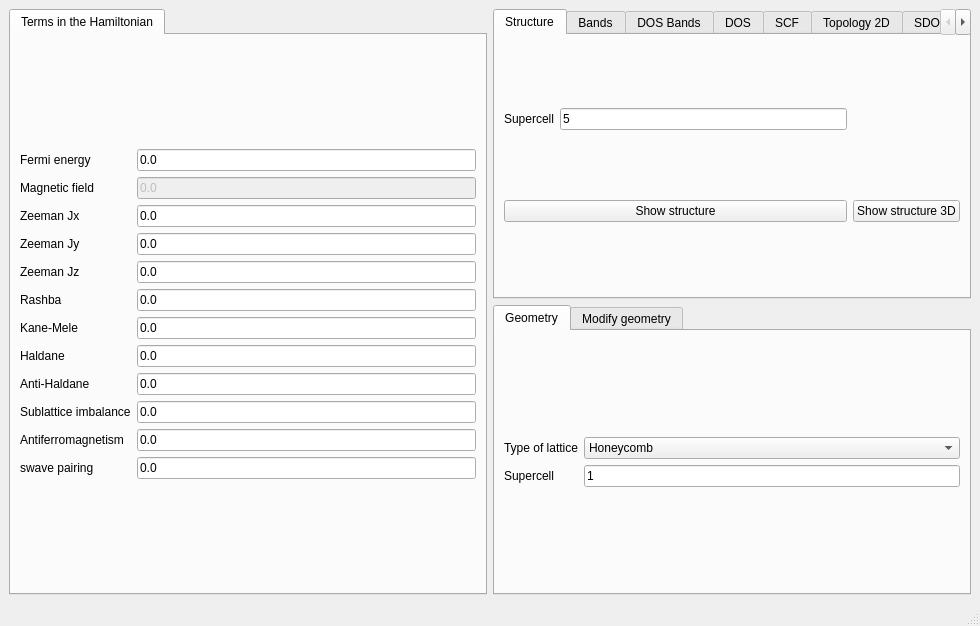
Old version of the form development/interface-pyqt/2d/interface.ui in the repository joselado/quantum-honeycomp.
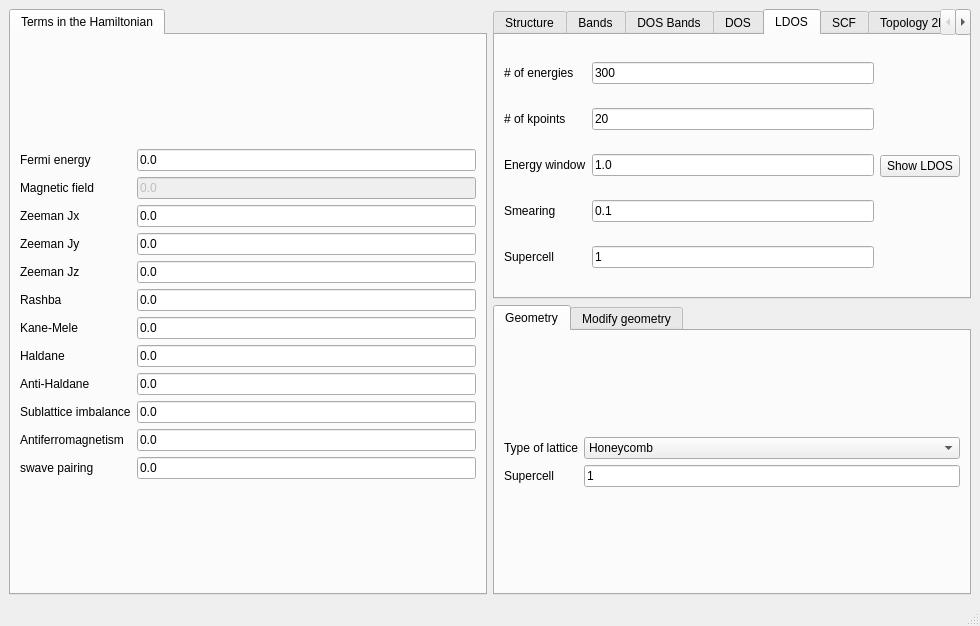
New version of the form. The open tabs and pages were chosen to show the change.

```diff
--- a/development/interface-pyqt/2d/interface.ui
+++ b/development/interface-pyqt/2d/interface.ui
@@ -445,6 +445,94 @@
         </item>
        </layout>
       </widget>
+      <widget class="QWidget" name="tab_14">
+       <attribute name="title">
+        <string>LDOS</string>
+       </attribute>
+       <layout class="QHBoxLayout" name="horizontalLayout">
+        <item>
+         <layout class="QGridLayout" name="gridLayout_35">
+          <item row="0" column="1">
+           <widget class="QLineEdit" name="ne_ldos">
+            <property name="text">
+             <string>300</string>
+            </property>
+           </widget>
+          </item>
+          <item row="3" column="1">
+           <widget class="QLineEdit" name="delta_ldos">
+            <property name="text">
+             <string>0.1</string>
+            </property>
+           </widget>
+          </item>
+          <item row="3" column="0">
+           <widget class="QLabel" name="label_43">
+            <property name="text">
+             <string>Smearing</string>
+            </property>
+           </widget>
+          </item>
+          <item row="1" column="1">
+           <widget class="QLineEdit" name="nk_ldos">
+            <property name="text">
+             <string>20</string>
+            </property>
+           </widget>
+          </item>
+          <item row="0" column="0">
+           <widget class="QLabel" name="label_44">
+            <property name="text">
+             <string># of energies</string>
+            </property>
+           </widget>
+          </item>
+          <item row="1" column="0">
+           <widget class="QLabel" name="label_45">
+            <property name="text">
+             <string># of kpoints</string>
+            </property>
+           </widget>
+          </item>
+          <item row="2" column="0">
+           <widget class="QLabel" name="label_46">
+            <property name="text">
+             <string>Energy window</string>
+            </property>
+           </widget>
+          </item>
+          <item row="2" column="1">
+           <widget class="QLineEdit" name="window_ldos">
+            <property name="text">
+             <string>1.0</string>
+            </property>
+           </widget>
+          </item>
+          <item row="4" column="1">
+           <widget class="QLineEdit" name="nsuper_ldos">
+            <property name="text">
+             <string>1</string>
+            </property>
+           </widget>
+          </item>
+          <item row="4" column="0">
+           <widget class="QLabel" name="label_47">
+            <property name="text">
+             <string>Supercell</string>
+            </property>
+           </widget>
+          </item>
+         </layout>
+        </item>
+        <item>
+         <widget class="QPushButton" name="show_interactive_ldos">
+          <property name="text">
+           <string>Show LDOS</string>
+          </property>
+         </widget>
+        </item>
+       </layout>
+      </widget>
       <widget class="QWidget" name="tab_8">
        <attribute name="title">
         <string>SCF</string>
```
